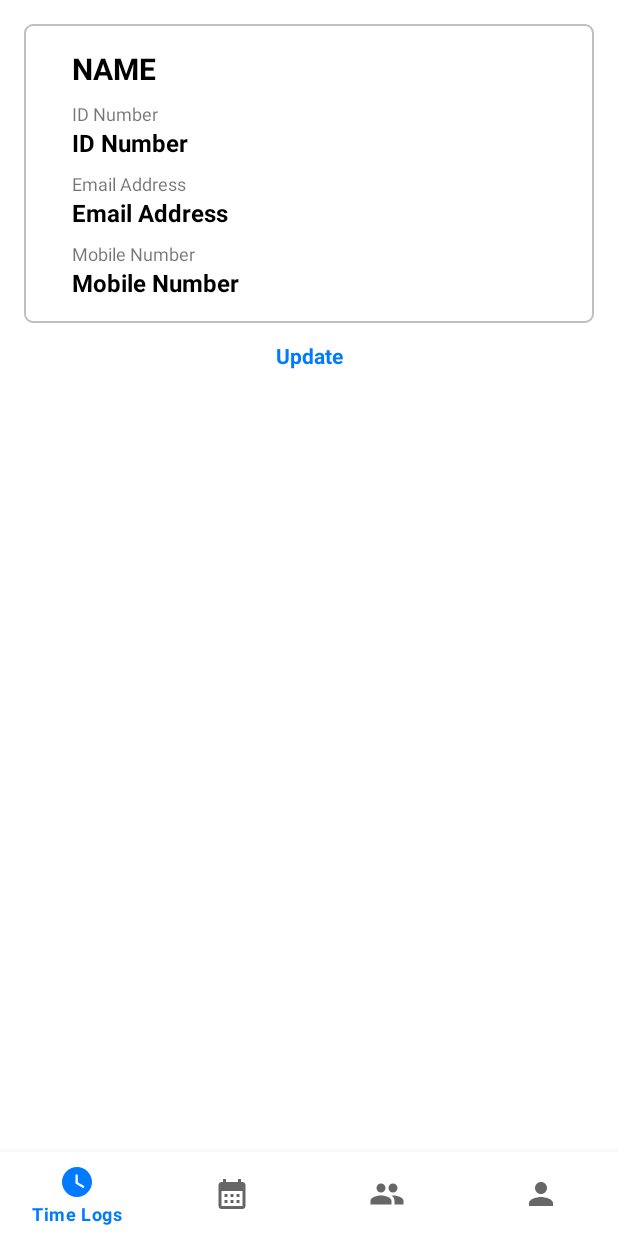
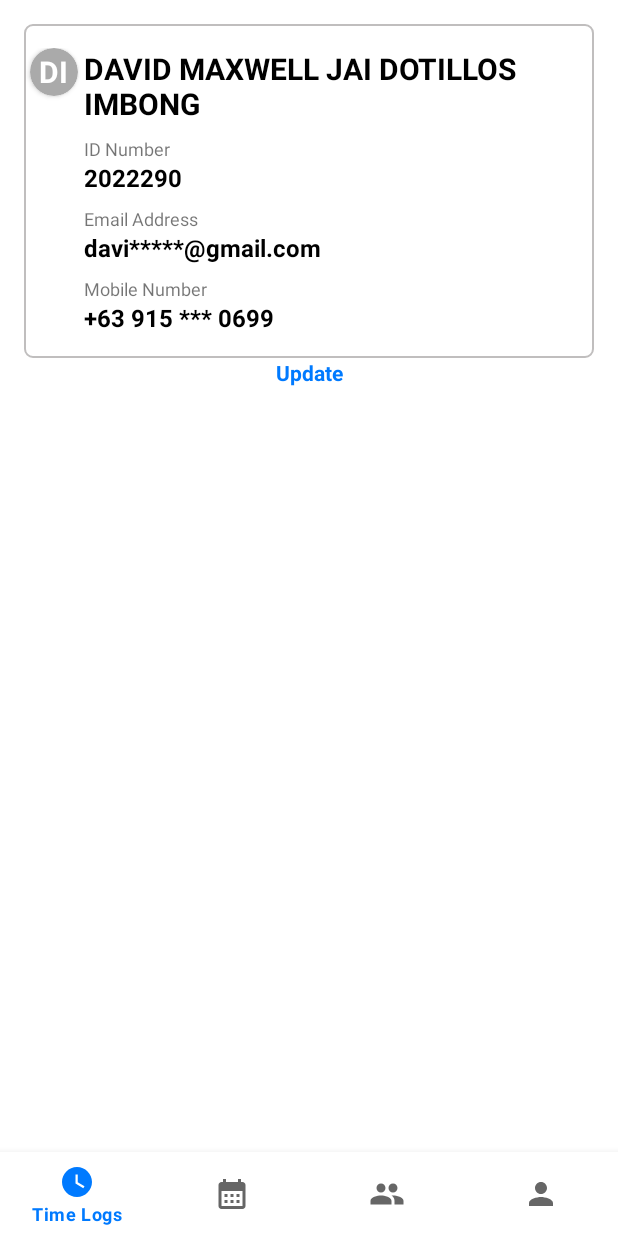
Before and after one commit to davidimbong/HRIS, an Android app: the ProfileFragment screen opened directly, with no data from a screen before it, on a phone screen of 412 x 824 dp. Run offline under Robolectric (Android 15) with nearby library versions, the phone set to English and light mode, and no system bars.

Commit message:
Updated profile fragment
added circle with initials and added personal details

```diff
--- a/app/build.gradle
+++ b/app/build.gradle
@@ -79,4 +79,8 @@ dependencies {
     // Hilt dependencies
     implementation 'com.google.dagger:hilt-android:2.44.2'
     kapt 'com.google.dagger:hilt-compiler:2.44.2'
+
+    //card view
+    implementation 'androidx.appcompat:appcompat:1.3.0-beta01'
+    implementation 'androidx.cardview:cardview:1.0.0'
 }
--- a/app/src/main/res/layout/fragment_profile.xml
+++ b/app/src/main/res/layout/fragment_profile.xml
@@ -7,23 +7,55 @@
     android:padding="@dimen/layout_padding"
     tools:context=".ui.fragments.ProfileFragment">
 
-    <LinearLayout
-        android:id="@+id/linearLayout2"
+    <androidx.constraintlayout.widget.ConstraintLayout
+        android:id="@+id/linearLayout3"
         android:layout_width="match_parent"
         android:layout_height="wrap_content"
         android:background="@drawable/view_background"
-        android:orientation="vertical"
-        android:paddingHorizontal="@dimen/layout_double_padding"
+        android:paddingEnd="@dimen/layout_profile_padding"
         android:paddingVertical="@dimen/layout_padding"
         app:layout_constraintEnd_toEndOf="parent"
         app:layout_constraintStart_toStartOf="parent"
+        app:layout_constraintTop_toTopOf="parent">
+
+        <androidx.cardview.widget.CardView
+            android:id="@+id/cardView"
+            android:layout_width="@dimen/layout_double_padding"
+            android:layout_height="@dimen/layout_double_padding"
+            app:cardBackgroundColor="@android:color/darker_gray"
+            android:layout_marginStart="@dimen/layout_profile_initials_margin"
+            app:cardCornerRadius="500dp"
+            app:layout_constraintStart_toStartOf="parent"
+            app:layout_constraintTop_toTopOf="parent">
+
+            <TextView
+                android:layout_width="wrap_content"
+                android:layout_height="wrap_content"
+                android:textAllCaps="true"
+                android:text="DI"
+                android:textSize="@dimen/profile_name_text_size"
+                android:textColor="@color/white"
+                android:textStyle="bold"
+                android:layout_gravity="center"/>
+
+        </androidx.cardview.widget.CardView>
+
+        <LinearLayout
+            android:id="@+id/linearLayout2"
+            android:layout_width="0dp"
+            android:layout_height="wrap_content"
+            android:orientation="vertical"
+            android:layout_marginStart="@dimen/layout_profile_initials_margin"
+            app:layout_constraintBottom_toBottomOf="parent"
+            app:layout_constraintEnd_toEndOf="parent"
+            app:layout_constraintStart_toEndOf="@+id/cardView"
             app:layout_constraintTop_toTopOf="parent">
 
             <TextView
                 android:id="@+id/txtName"
                 android:layout_width="wrap_content"
                 android:layout_height="wrap_content"
-            android:text="@string/name"
+                android:text="David Maxwell Jai Dotillos Imbong"
                 android:textAllCaps="true"
                 android:textColor="@color/black"
                 android:textSize="@dimen/profile_name_text_size"
@@ -35,20 +67,16 @@
                 android:layout_height="wrap_content"
                 android:layout_marginTop="@dimen/views_margin"
                 android:text="@string/id_number"
-            android:textSize="@dimen/header_text_size"
-            app:layout_constraintStart_toStartOf="parent"
-            app:layout_constraintTop_toTopOf="parent" />
+                android:textSize="@dimen/header_text_size" />
 
             <TextView
                 android:id="@+id/txtIdNumber"
                 android:layout_width="wrap_content"
                 android:layout_height="wrap_content"
-            android:text="@string/id_number"
+                android:text="2022290"
                 android:textColor="@color/black"
                 android:textSize="@dimen/text_size"
-            android:textStyle="bold"
-            app:layout_constraintStart_toStartOf="parent"
-            app:layout_constraintTop_toBottomOf="@id/view" />
+                android:textStyle="bold" />
 
             <TextView
                 android:id="@+id/textView3"
@@ -56,20 +84,16 @@
                 android:layout_height="wrap_content"
                 android:layout_marginTop="@dimen/views_margin"
                 android:text="@string/email_address"
-            android:textSize="@dimen/header_text_size"
-            app:layout_constraintStart_toStartOf="parent"
-            app:layout_constraintTop_toTopOf="parent" />
+                android:textSize="@dimen/header_text_size" />
 
             <TextView
                 android:id="@+id/txtEmail"
                 android:layout_width="wrap_content"
                 android:layout_height="wrap_content"
-            android:text="@string/email_address"
+                android:text="davi*****@gmail.com"
                 android:textColor="@color/black"
                 android:textSize="@dimen/text_size"
-            android:textStyle="bold"
-            app:layout_constraintStart_toStartOf="parent"
-            app:layout_constraintTop_toBottomOf="@id/view" />
+                android:textStyle="bold" />
 
             <TextView
                 android:id="@+id/textView4"
@@ -77,27 +101,25 @@
                 android:layout_height="wrap_content"
                 android:layout_marginTop="@dimen/views_margin"
                 android:text="@string/mobile_number"
-            android:textSize="@dimen/header_text_size"
-            app:layout_constraintStart_toStartOf="parent"
-            app:layout_constraintTop_toTopOf="parent" />
+                android:textSize="@dimen/header_text_size" />
 
             <TextView
                 android:id="@+id/txtMobileNumber"
                 android:layout_width="wrap_content"
                 android:layout_height="wrap_content"
-            android:text="@string/mobile_number"
+                android:text="+63 915 *** 0699"
                 android:textColor="@color/black"
                 android:textSize="@dimen/text_size"
-            android:textStyle="bold"
-            app:layout_constraintStart_toStartOf="parent"
-            app:layout_constraintTop_toBottomOf="@id/view" />
+                android:textStyle="bold" />
+
         </LinearLayout>
+
+    </androidx.constraintlayout.widget.ConstraintLayout>
 
     <TextView
         android:id="@+id/btnUpdate"
         android:layout_width="wrap_content"
         android:layout_height="wrap_content"
-        android:layout_marginTop="@dimen/layout_margin"
         android:clickable="true"
         android:focusable="true"
         android:text="@string/update"
@@ -105,6 +127,6 @@
         android:textStyle="bold"
         app:layout_constraintEnd_toEndOf="parent"
         app:layout_constraintStart_toStartOf="parent"
-        app:layout_constraintTop_toBottomOf="@+id/linearLayout2" />
+        app:layout_constraintTop_toBottomOf="@+id/linearLayout3" />
 
 </androidx.constraintlayout.widget.ConstraintLayout>
--- a/app/src/main/res/layout/fragment_update_profile.xml
+++ b/app/src/main/res/layout/fragment_update_profile.xml
@@ -26,7 +26,7 @@
         android:background="@drawable/edittext_background"
         android:enabled="false"
         android:padding="@dimen/text_padding"
-        android:text="@string/id_number"
+        android:text="2022290"
         app:layout_constraintEnd_toEndOf="parent"
         app:layout_constraintStart_toStartOf="parent"
         app:layout_constraintTop_toBottomOf="@+id/textView1" />
@@ -50,7 +50,7 @@
         android:layout_marginTop="@dimen/views_margin"
         android:background="@drawable/edittext_background"
         android:padding="@dimen/text_padding"
-        android:text="@string/first_name"
+        android:text="David Maxwell Jai"
         app:layout_constraintEnd_toEndOf="parent"
         app:layout_constraintStart_toStartOf="parent"
         app:layout_constraintTop_toBottomOf="@+id/textView2" />
@@ -75,7 +75,7 @@
         android:background="@drawable/edittext_background"
         android:hint="@string/optional"
         android:padding="@dimen/text_padding"
-        android:text="@string/middle_name"
+        android:text="Dotillos"
         app:layout_constraintEnd_toEndOf="parent"
         app:layout_constraintStart_toStartOf="parent"
         app:layout_constraintTop_toBottomOf="@+id/textView3" />
@@ -99,7 +99,7 @@
         android:layout_marginTop="@dimen/views_margin"
         android:background="@drawable/edittext_background"
         android:padding="@dimen/text_padding"
-        android:text="@string/last_name"
+        android:text="Imbong"
         app:layout_constraintEnd_toEndOf="parent"
         app:layout_constraintStart_toStartOf="parent"
         app:layout_constraintTop_toBottomOf="@+id/textView4" />
@@ -123,7 +123,7 @@
         android:layout_marginTop="@dimen/views_margin"
         android:background="@drawable/edittext_background"
         android:padding="@dimen/text_padding"
-        android:text="@string/email_address"
+        android:text="davidimbong.it@gmail.com"
         app:layout_constraintEnd_toEndOf="parent"
         app:layout_constraintStart_toStartOf="parent"
         app:layout_constraintTop_toBottomOf="@+id/textView5" />
@@ -147,7 +147,7 @@
         android:layout_marginTop="@dimen/views_margin"
         android:background="@drawable/edittext_background"
         android:padding="@dimen/text_padding"
-        android:text="@string/mobile_number"
+        android:text="+63 915 047 0699"
         app:layout_constraintEnd_toEndOf="parent"
         app:layout_constraintStart_toStartOf="parent"
         app:layout_constraintTop_toBottomOf="@+id/textView6" />
@@ -170,8 +170,8 @@
         android:layout_height="wrap_content"
         android:layout_marginTop="@dimen/views_margin"
         android:background="@drawable/edittext_background"
+        android:hint="@string/optional"
         android:padding="@dimen/text_padding"
-        android:text="@string/landline"
         app:layout_constraintEnd_toEndOf="parent"
         app:layout_constraintStart_toStartOf="parent"
         app:layout_constraintTop_toBottomOf="@+id/textView7" />
--- a/app/src/main/res/values/dimens.xml
+++ b/app/src/main/res/values/dimens.xml
@@ -5,6 +5,8 @@
     <dimen name="layout_double_margin">24dp</dimen>
     <dimen name="layout_padding">16dp</dimen>
     <dimen name="layout_double_padding">32dp</dimen>
+    <dimen name="layout_profile_initials_margin">4dp</dimen>
+    <dimen name="layout_profile_padding">40dp</dimen>
     <dimen name="text_padding">8dp</dimen>
     <dimen name="views_margin">8dp</dimen>
     <dimen name="small_margin">2dp</dimen>
```
Lines whose indentation alone changed are shown as unchanged.
